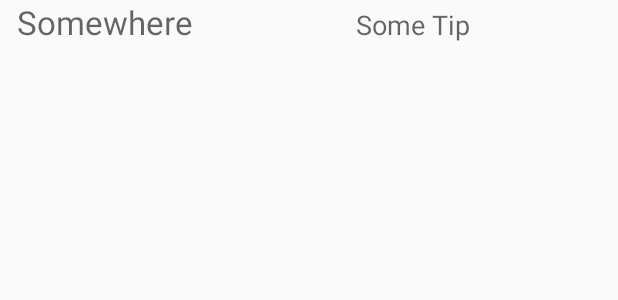
After one commit to scottbrown10/foursquare-demo, an Android app: the layout location_cell_layout.xml on its own in the app's theme, with its tools: preview values and no code run, on a phone screen of 412 x 824 dp. The commit adds this screen. Shown: the top 300 px of the screen. Run offline under Robolectric (Android 15) with nearby library versions, the phone set to English and light mode, and no system bars.

Commit message:
Updated layout with title and list view

```diff
--- a/app/src/main/java/com/example/scott/foursquare/MainActivity.java
+++ b/app/src/main/java/com/example/scott/foursquare/MainActivity.java
@@ -2,12 +2,18 @@ package com.example.scott.foursquare;
 
 import android.support.v7.app.AppCompatActivity;
 import android.os.Bundle;
+import android.widget.ListView;
 
 public class MainActivity extends AppCompatActivity {
+    FoursquareAPIClient mClient;
+    ListView mListView;
 
     @Override
     protected void onCreate(Bundle savedInstanceState) {
         super.onCreate(savedInstanceState);
+        mClient = FoursquareAPIClient.getInstance(this);
+        mClient.getLocations();
         setContentView(R.layout.activity_main);
+        mListView = (ListView) findViewById(R.id.location_list);
     }
 }
--- /dev/null
+++ b/app/src/main/res/layout/location_cell_layout.xml
@@ -0,0 +1,26 @@
+<?xml version="1.0" encoding="utf-8"?>
+<TableLayout xmlns:android="http://schemas.android.com/apk/res/android"
+    android:orientation="horizontal" android:layout_width="match_parent"
+    android:layout_height="match_parent">
+
+    <TableRow>
+        <TextView
+            android:layout_width="wrap_content"
+            android:layout_height="wrap_content"
+            android:textAppearance="?android:attr/textAppearanceLarge"
+            android:id="@+id/location_name"
+            android:textAlignment="center"
+            android:layout_weight="1"
+            android:hint="Somewhere"/>
+
+        <TextView
+            android:layout_width="wrap_content"
+            android:layout_height="wrap_content"
+            android:textAppearance="?android:attr/textAppearanceMedium"
+            android:id="@+id/location_tip"
+            android:textAlignment="center"
+            android:layout_weight="9"
+            android:hint="Some Tip"/>
+    </TableRow>
+
+</TableLayout>
--- a/app/src/main/res/values/strings.xml
+++ b/app/src/main/res/values/strings.xml
@@ -1,3 +1,4 @@
 <resources>
     <string name="app_name">FourSquare</string>
+    <string name="nearby_locations">Nearby Locations</string>
 </resources>
```
Also changed, not shown: app/src/main/res/layout/activity_main.xml (+12 -1 lines), 1 other file.
